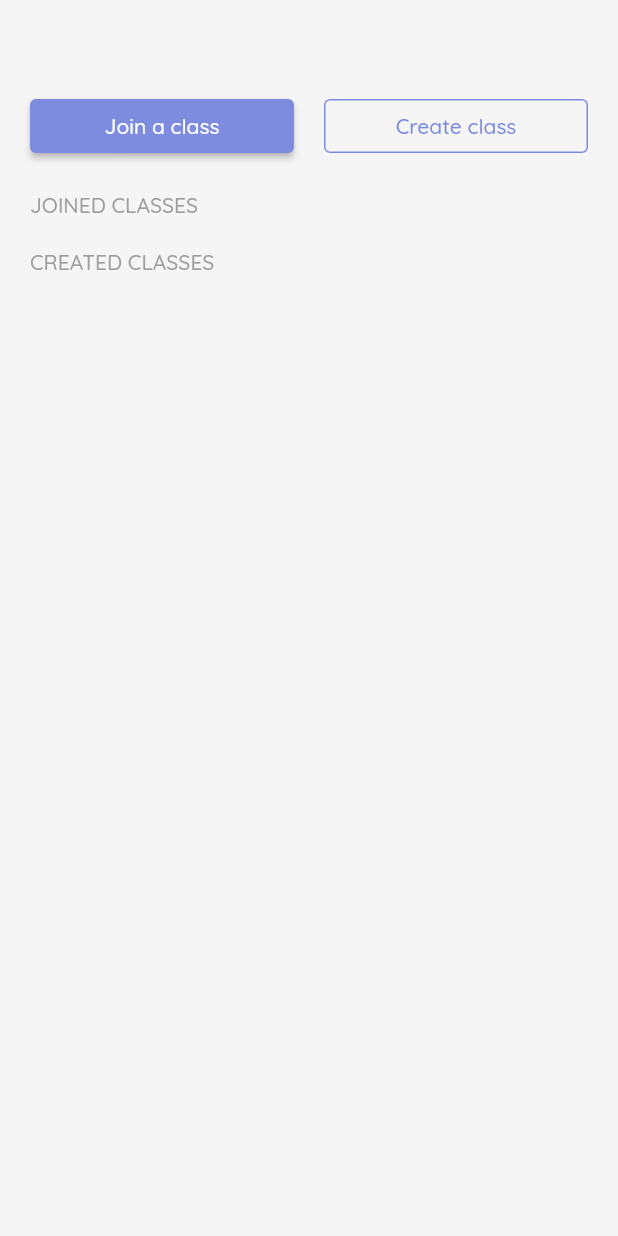
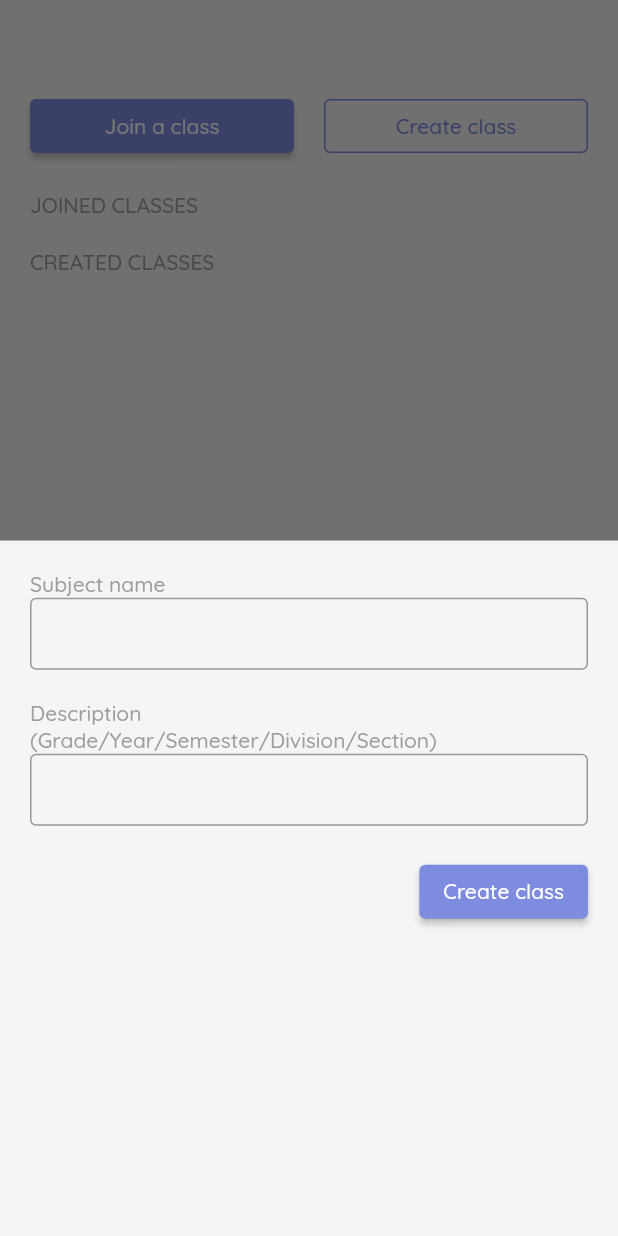
Before and after one commit to mandanshubham/Attendance-Manager, a Flutter app: the Home screen opened directly, after a tap on "Create class", on a phone screen of 412 x 824 dp. Run offline on Flutter 3.47's test engine with Material 2 defaults, Android fonts, the phone set to English and light mode, and no system bars; our stand-ins replace flutter_linkify, google_fonts, persistent_bottom_nav_bar.

Commit message:
Modal Sheets - Done!!

```diff
--- /dev/null
+++ b/lib/CreateClassModalSheet.dart
@@ -0,0 +1,69 @@
+import 'package:flutter/material.dart';
+import 'package:google_fonts/google_fonts.dart';
+import 'Widgets/MyElevatedButton.dart';
+import 'Widgets/MyTextFormField.dart';
+
+Future<void> createClassModalSheet(BuildContext context) {
+  return showModalBottomSheet(
+      context: context,
+      builder: (builder) {
+        return CreateClassScreen();
+      }
+  );
+}
+
+class CreateClassScreen extends StatelessWidget {
+  const CreateClassScreen({Key? key}) : super(key: key);
+
+  @override
+  Widget build(BuildContext context) {
+    return Scaffold(
+      body: SingleChildScrollView(
+        child: Padding(
+          padding: EdgeInsets.only(left: 20, right: 20, bottom: 80),
+          child: Column(
+            crossAxisAlignment: CrossAxisAlignment.start,
+            mainAxisAlignment: MainAxisAlignment.start,
+            mainAxisSize: MainAxisSize.min,
+            children: [
+              SizedBox(height: 20,),
+              Text(
+                'Subject name',
+                style: GoogleFonts.quicksand(
+                    fontSize: 14,
+                    fontWeight: FontWeight.w500,
+                    color: Colors.grey),
+              ),
+              MyTextFormField(),
+              SizedBox(
+                height: 20,
+              ),
+              Text(
+                'Description\n(Grade/Year/Semester/Division/Section)',
+                style: GoogleFonts.quicksand(
+                    fontSize: 14,
+                    fontWeight: FontWeight.w500,
+                    color: Colors.grey),
+              ),
+              MyTextFormField(),
+              SizedBox(
+                height: 20,
+              ),
+              Row(
+                mainAxisAlignment: MainAxisAlignment.end,
+                children: [
+                  MyElevatedButton(
+                    text: 'Create class',
+                    onPressed: () {
+                      //
+                    },
+                  ),
+                ],
+              ),
+            ],
+          ),
+        ),
+      ),
+    );
+  }
+}
--- a/lib/Home.dart
+++ b/lib/Home.dart
@@ -1,6 +1,9 @@
+import 'package:att_man/CreateClassModalSheet.dart';
+import 'package:att_man/Widgets/JoinClassBottomSheet.dart';
 import 'package:flutter/material.dart';
 import 'package:flutter_linkify/flutter_linkify.dart';
 import 'package:google_fonts/google_fonts.dart';
+import 'package:persistent_bottom_nav_bar/persistent-tab-view.dart';
 import 'Widgets/MyElevatedButton.dart';
 import 'Widgets/MyOutlinedButton.dart';
 
@@ -23,6 +26,7 @@ class Home extends StatelessWidget {
                     text: 'Join a class',
                     onPressed: () {
                       //Todo:
+                      joinClassBottomSheet(context);
                     },
                   ),
                 ),
@@ -32,6 +36,9 @@ class Home extends StatelessWidget {
                 Expanded(
                   child: MyOutlinedButton(
                     text: 'Create class',
+                    onPressed: () {
+                     createClassModalSheet(context);
+                    },
                   ),
                 ),
               ],
--- a/lib/Profile.dart
+++ b/lib/Profile.dart
@@ -112,6 +112,9 @@ class Profile extends StatelessWidget {
                   Expanded(
                     child: MyOutlinedButton(
                       text: 'Logout',
+                      onPressed: () {
+                        //Todo:
+                      },
                     ),
                   ),
                 ],
--- a/lib/Widgets/MyOutlinedButton.dart
+++ b/lib/Widgets/MyOutlinedButton.dart
@@ -3,13 +3,14 @@ import 'package:google_fonts/google_fonts.dart';
 
 class MyOutlinedButton extends StatelessWidget {
   final String text;
-  MyOutlinedButton({required this.text});
+  final Function onPressed;
+  MyOutlinedButton({required this.text, required this.onPressed});
 
   @override
   Widget build(BuildContext context) {
     return OutlinedButton(
       onPressed: ()  {
-        //todo:
+        onPressed();
       },
       style: OutlinedButton.styleFrom(
         side: BorderSide(
--- a/lib/Widgets/MyTextFormField.dart
+++ b/lib/Widgets/MyTextFormField.dart
@@ -9,15 +9,18 @@ class MyTextFormField extends StatelessWidget {
   @override
   Widget build(BuildContext context) {
     return TextFormField(
-      decoration: const InputDecoration(
-        focusedBorder: UnderlineInputBorder(
-          borderSide: BorderSide(color: Color(0xff7e8ce0)),
+      decoration: InputDecoration(
+        contentPadding: EdgeInsets.all(10),
+        focusedBorder: OutlineInputBorder(
+          borderSide: BorderSide(
+            color: Color(0xff7e8ce0),
+          ),
         ),
         hoverColor: Colors.black,
-        border: UnderlineInputBorder(),
+        border: OutlineInputBorder(),
       ),
       style: GoogleFonts.quicksand(
-      ),
+          fontSize: 18, fontWeight: FontWeight.w400),
     );
   }
 }
```
Also changed, not shown: lib/Notification.dart (+5 -2 lines), lib/Widgets/JoinClassBottomSheet.dart (added, +71 -0 lines).
